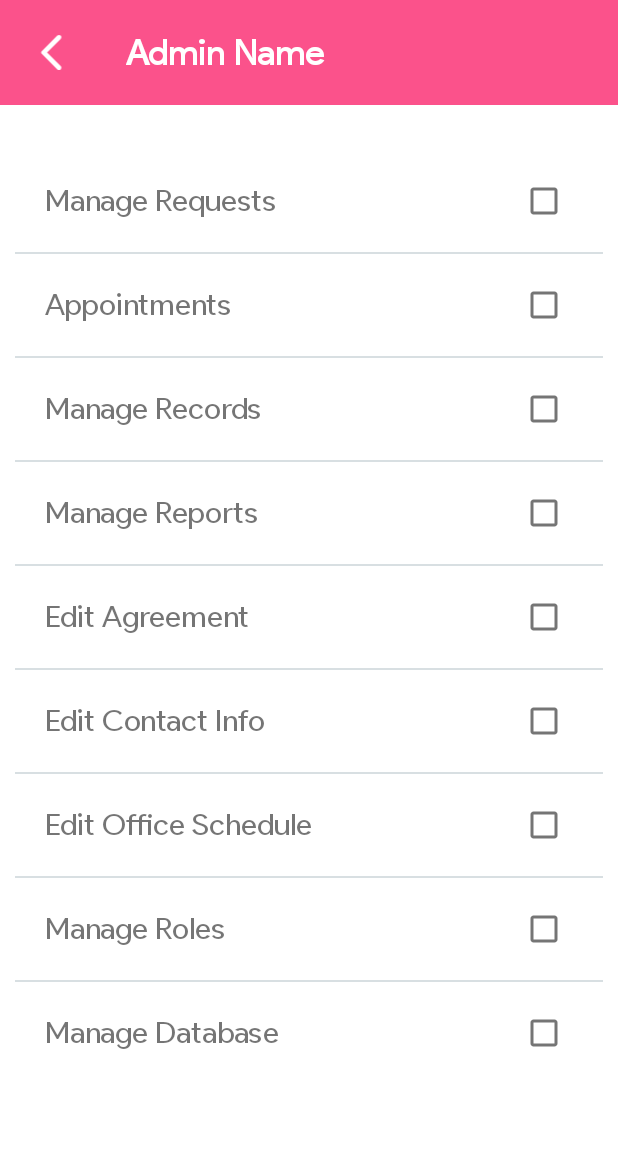
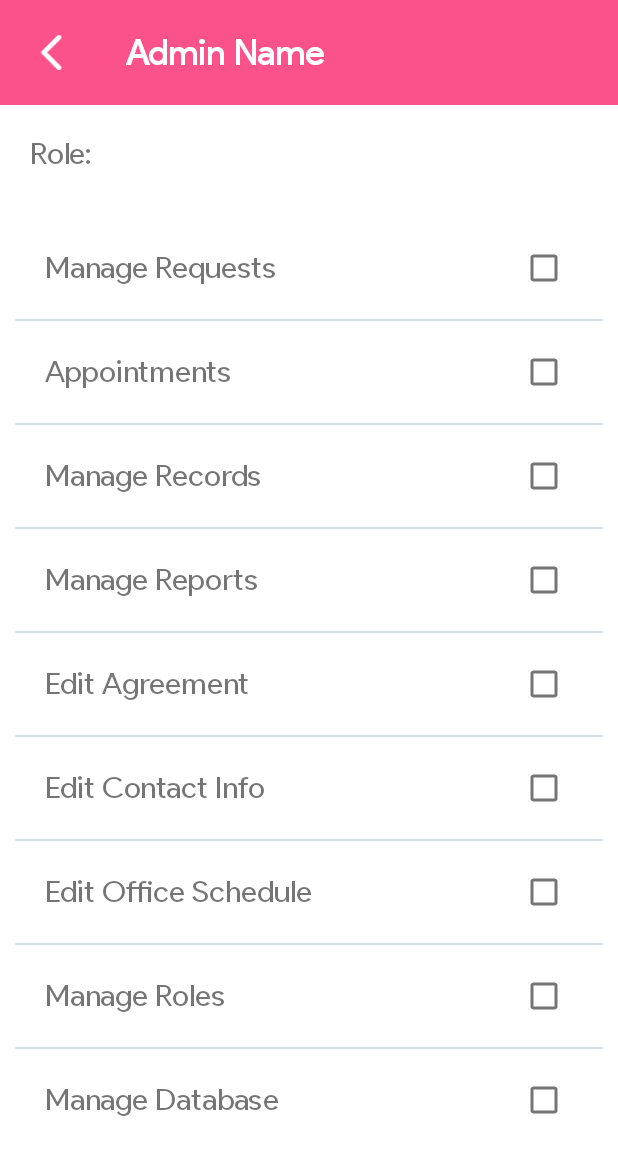
Before and after one commit to MarOmay/Silong-Admin, an Android app: the layout activity_admin_roles.xml on its own in the app's theme, with its tools: preview values and no code run, on a phone screen of 412 x 824 dp. Shown: the top 1155 px of the screen. Run offline under Robolectric (Android 15) with nearby library versions, the phone set to English and light mode, and no system bars.

Commit message:
Added: ManageRole -> Designation

```diff
--- a/app/src/main/java/com/silong/admin/AdminRoles.java
+++ b/app/src/main/java/com/silong/admin/AdminRoles.java
@@ -25,7 +25,7 @@ import java.util.Map;
 public class AdminRoles extends AppCompatActivity {
 
     private MaterialCheckBox manageReqCb, appointmentsCb, manageRecCb, manageRepCb, editAgreeCb, editContactCb, editSchedCb, manageRolesCb, manageDbCb;
-    private TextView adminName;
+    private TextView adminName, roleTv;
     private Admin admin;
 
     private FirebaseDatabase mDatabase;
@@ -44,6 +44,7 @@ public class AdminRoles extends AppCompatActivity {
         mDatabase = FirebaseDatabase.getInstance("https://silongdb-1-default-rtdb.asia-southeast1.firebasedatabase.app/");
 
         adminName = findViewById(R.id.adminName);
+        roleTv = findViewById(R.id.roleTv);
         manageReqCb = findViewById(R.id.manageReqCb);
         appointmentsCb = findViewById(R.id.appointmentsCb);
         manageRecCb = findViewById(R.id.manageRecCb);
@@ -59,6 +60,7 @@ public class AdminRoles extends AppCompatActivity {
             admin = (Admin) getIntent().getSerializableExtra("ADMIN");
             //update UI
             adminName.setText(admin.getFirstName() + " " + admin.getLastName());
+            roleTv.setText("Role: " + admin.getDesignation());
             manageReqCb.setChecked(admin.isRole_manageRequests());
             appointmentsCb.setChecked(admin.isRole_appointments());
             manageRecCb.setChecked(admin.isRole_manageRecords());
--- a/app/src/main/res/layout/activity_admin_roles.xml
+++ b/app/src/main/res/layout/activity_admin_roles.xml
@@ -50,11 +50,21 @@
 
     </LinearLayout>
 
+    <TextView
+        android:id="@+id/roleTv"
+        android:layout_width="match_parent"
+        android:layout_height="wrap_content"
+        android:paddingTop="20dp"
+        android:paddingStart="20dp"
+        android:text="Role: "
+        android:textSize="20sp" />
+
     <LinearLayout
         android:layout_width="match_parent"
         android:layout_height="match_parent"
         android:layout_weight="0.25"
         android:orientation="vertical"
+        android:paddingTop="20dp"
         android:paddingHorizontal="10dp"
         android:paddingVertical="40sp">
 
```
